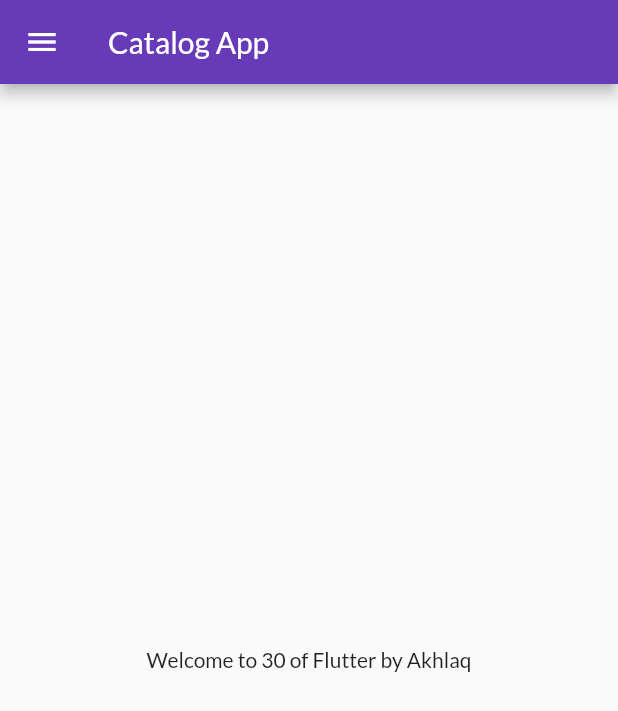
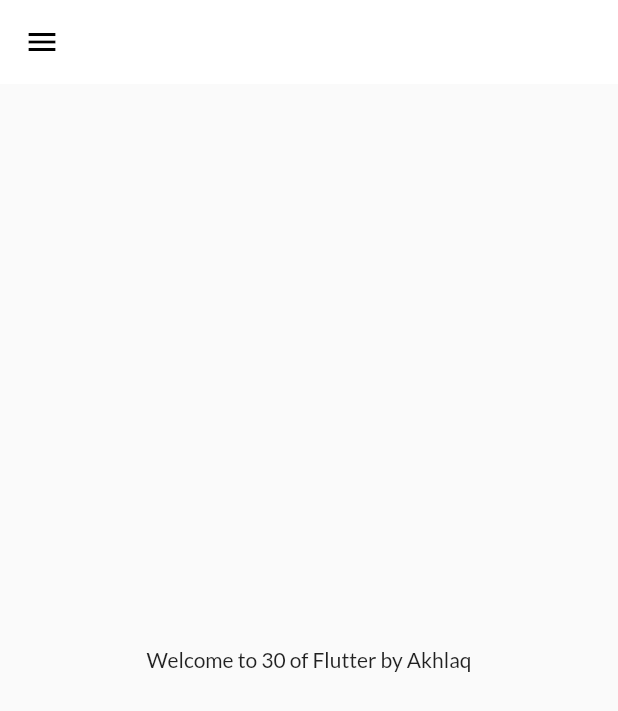
Before and after one commit to AkhlaqShaikh1/Catalog-App, a Flutter app: the screen it shows after launch, on a phone screen of 412 x 824 dp. Shown: the top 711 px of the screen. Run offline on Flutter 3.47's test engine with Material 2 defaults, Android fonts, the phone set to English and light mode, and no system bars; our stand-ins replace google_fonts.

Commit message:
Themes Done

```diff
--- a/lib/main.dart
+++ b/lib/main.dart
@@ -1,8 +1,8 @@
 import 'package:flutter/material.dart';
 import 'package:myapp1/pages/home_page.dart';
 import 'package:myapp1/pages/login_page.dart';
-import 'package:google_fonts/google_fonts.dart';
 import 'package:myapp1/utils/routes.dart';
+import 'package:myapp1/widgets/themes.dart';
 void main() {
   runApp(MyApp());
 }
@@ -14,13 +14,8 @@ class MyApp extends StatelessWidget {
     return  MaterialApp(
       // home: HomePage(),
       themeMode: ThemeMode.light,
-      theme: ThemeData(
-        primarySwatch: Colors.deepPurple,
-        fontFamily: GoogleFonts.lato().fontFamily,
-      ),
-      darkTheme: ThemeData(
-        brightness: Brightness.dark
-      ),
+      theme: MyTheme.lightTheme(context),
+      darkTheme: MyTheme.darkTheme(context),
       debugShowCheckedModeBanner: false,
       initialRoute: MyRoutes.homeRoute,
       routes: {
--- a/lib/pages/home_page.dart
+++ b/lib/pages/home_page.dart
@@ -9,6 +9,8 @@ class HomePage extends StatelessWidget {
   Widget build(BuildContext context) {
     return Scaffold(
       appBar: AppBar(
+        backgroundColor: Colors.white,
+        elevation: 0,
         title: Text(title),
       ),
       body: Center(
--- /dev/null
+++ b/lib/widgets/themes.dart
@@ -0,0 +1,18 @@
+// ignore_for_file: prefer_const_constructors
+
+import 'package:flutter/material.dart';
+import 'package:google_fonts/google_fonts.dart';
+
+class MyTheme {
+  static ThemeData lightTheme(BuildContext context) => ThemeData(
+      primarySwatch: Colors.deepPurple,
+      fontFamily: GoogleFonts.lato().fontFamily,
+      appBarTheme: AppBarTheme(
+        color: Colors.white,
+        elevation: 0,
+        iconTheme: IconThemeData(color: Colors.black),
+        toolbarTextStyle: AppBarTheme.of(context).titleTextStyle,
+      ));
+  static ThemeData darkTheme(BuildContext context) =>
+      ThemeData(brightness: Brightness.dark);
+}
```
